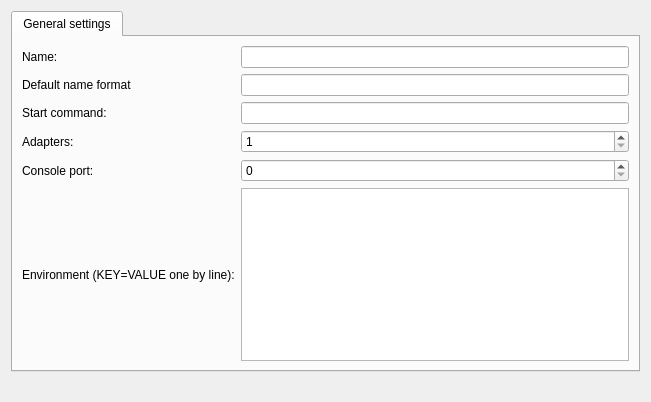
GNS3/gns3-gui, file gns3/modules/docker/ui/docker_vm_configuration_page.ui: the form before one commit.
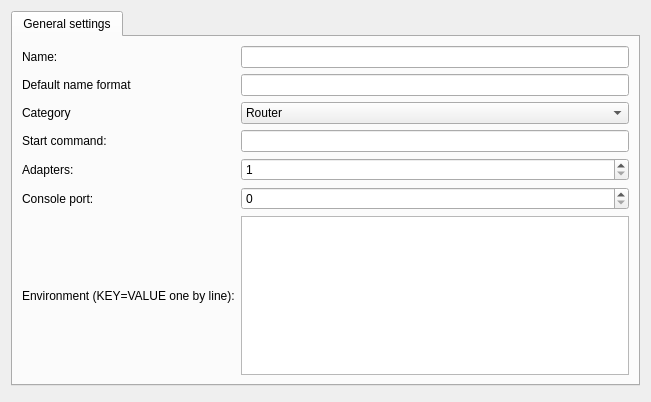
The form after the commit.

Commit message:
Allow to configure the type of device for docker container
Fix #1052

Diff of the .ui file:
```diff
--- a/gns3/modules/docker/ui/docker_vm_configuration_page.ui
+++ b/gns3/modules/docker/ui/docker_vm_configuration_page.ui
@@ -24,20 +24,21 @@
        <string>General settings</string>
       </attribute>
       <layout class="QGridLayout" name="gridLayout">
-       <item row="1" column="1">
-        <widget class="QLineEdit" name="uiDefaultNameFormatLineEdit"/>
+       <item row="3" column="0">
+        <widget class="QLabel" name="uiCMDLabel">
+         <property name="text">
+          <string>Start command:</string>
+         </property>
+        </widget>
        </item>
-       <item row="5" column="1">
-        <widget class="QTextEdit" name="uiEnvironmentTextEdit"/>
-       </item>
-       <item row="1" column="0">
-        <widget class="QLabel" name="uiDefaultNameFormatLabel">
+       <item row="4" column="0">
+        <widget class="QLabel" name="uiAdapterLabel">
          <property name="text">
-          <string>Default name format</string>
+          <string>Adapters:</string>
          </property>
         </widget>
        </item>
-       <item row="5" column="0">
+       <item row="6" column="0">
         <widget class="QLabel" name="uiEnvironmentLabel">
          <property name="text">
           <string>Environment (KEY=VALUE one by line):</string>
@@ -50,26 +51,22 @@
          </property>
         </widget>
        </item>
-       <item row="2" column="1">
-        <widget class="QLineEdit" name="uiCMDLineEdit"/>
-       </item>
-       <item row="2" column="0">
-        <widget class="QLabel" name="uiCMDLabel">
-         <property name="text">
-          <string>Start command:</string>
-         </property>
-        </widget>
-       </item>
-       <item row="3" column="1">
-        <widget class="QSpinBox" name="uiAdapterSpinBox">
-         <property name="minimum">
-          <number>1</number>
-         </property>
-        </widget>
-       </item>
        <item row="0" column="1">
         <widget class="QLineEdit" name="uiNameLineEdit"/>
        </item>
+       <item row="3" column="1">
+        <widget class="QLineEdit" name="uiCMDLineEdit"/>
+       </item>
+       <item row="1" column="1">
+        <widget class="QLineEdit" name="uiDefaultNameFormatLineEdit"/>
+       </item>
+       <item row="1" column="0">
+        <widget class="QLabel" name="uiDefaultNameFormatLabel">
+         <property name="text">
+          <string>Default name format</string>
+         </property>
+        </widget>
+       </item>
        <item row="0" column="0">
         <widget class="QLabel" name="uiNameLabel">
          <property name="text">
@@ -77,27 +74,61 @@
          </property>
         </widget>
        </item>
-       <item row="3" column="0">
-        <widget class="QLabel" name="uiAdapterLabel">
-         <property name="text">
-          <string>Adapters:</string>
+       <item row="4" column="1">
+        <widget class="QSpinBox" name="uiAdapterSpinBox">
+         <property name="minimum">
+          <number>1</number>
          </property>
         </widget>
        </item>
-       <item row="4" column="0">
+       <item row="5" column="0">
         <widget class="QLabel" name="uiConsolePortLabel">
          <property name="text">
           <string>Console port:</string>
          </property>
         </widget>
        </item>
-       <item row="4" column="1">
+       <item row="5" column="1">
         <widget class="QSpinBox" name="uiConsolePortSpinBox">
          <property name="maximum">
           <number>65535</number>
          </property>
         </widget>
        </item>
+       <item row="2" column="1">
+        <widget class="QComboBox" name="uiCategoryComboBox">
+         <item>
+          <property name="text">
+           <string>Router</string>
+          </property>
+         </item>
+         <item>
+          <property name="text">
+           <string>Switch</string>
+          </property>
+         </item>
+         <item>
+          <property name="text">
+           <string>Guest</string>
+          </property>
+         </item>
+         <item>
+          <property name="text">
+           <string>Security device</string>
+          </property>
+         </item>
+        </widget>
+       </item>
+       <item row="2" column="0">
+        <widget class="QLabel" name="label">
+         <property name="text">
+          <string>Category</string>
+         </property>
+        </widget>
+       </item>
+       <item row="6" column="1">
+        <widget class="QTextEdit" name="uiEnvironmentTextEdit"/>
+       </item>
       </layout>
      </widget>
     </widget>
```
The commit also changes 2 other files.
